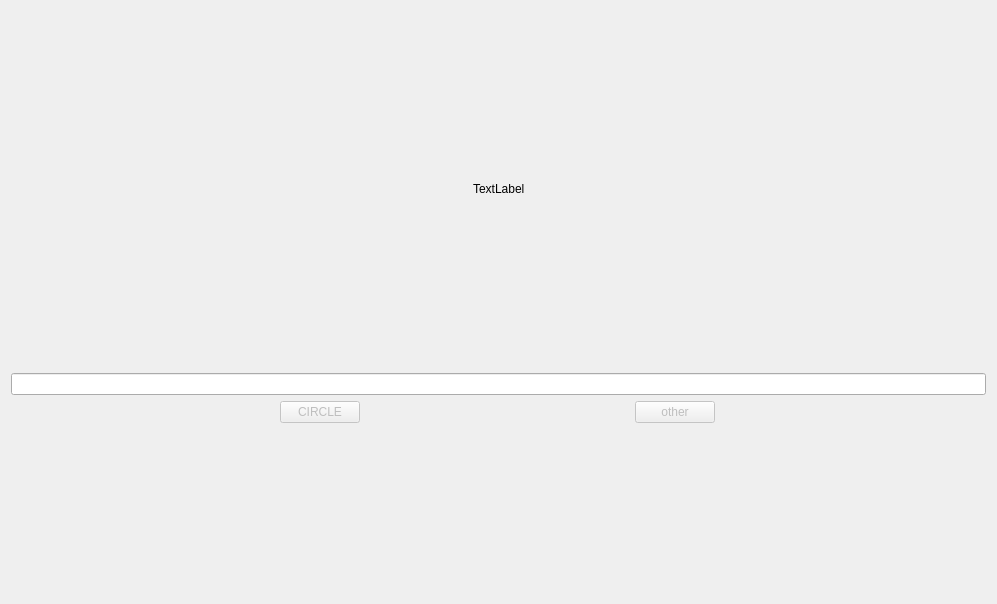
Mactarvish/ImageMarker, file ImageMarker.ui: the form before one commit.
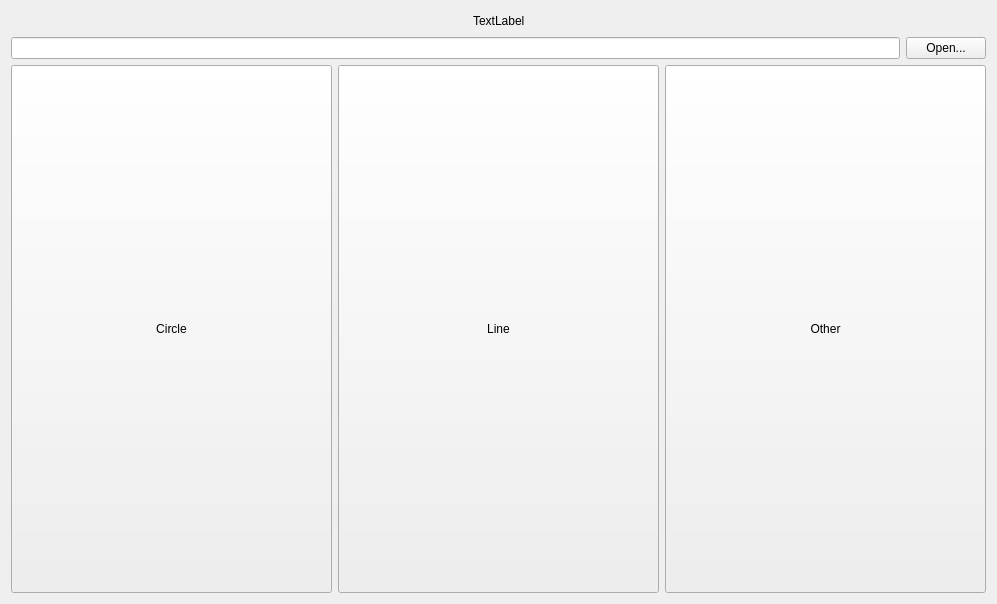
The form after the commit.

Diff of the .ui file:
```diff
--- a/ImageMarker.ui
+++ b/ImageMarker.ui
@@ -58,7 +58,10 @@
     </layout>
    </item>
    <item row="1" column="0">
-    <layout class="QVBoxLayout" name="verticalLayout">
+    <layout class="QHBoxLayout" name="horizontalLayout_3">
+     <property name="sizeConstraint">
+      <enum>QLayout::SetDefaultConstraint</enum>
+     </property>
      <item>
       <widget class="QLineEdit" name="lineEdit">
        <property name="focusPolicy">
@@ -70,14 +73,26 @@
       </widget>
      </item>
      <item>
+      <widget class="QPushButton" name="button_open">
+       <property name="focusPolicy">
+        <enum>Qt::NoFocus</enum>
+       </property>
+       <property name="text">
+        <string>Open...</string>
+       </property>
+      </widget>
+     </item>
+    </layout>
+   </item>
+   <item row="2" column="0">
       <layout class="QHBoxLayout" name="horizontalLayout">
        <item>
         <widget class="QPushButton" name="pushButton">
          <property name="enabled">
-          <bool>false</bool>
+        <bool>true</bool>
          </property>
          <property name="sizePolicy">
-          <sizepolicy hsizetype="Fixed" vsizetype="Fixed">
+        <sizepolicy hsizetype="Expanding" vsizetype="Preferred">
            <horstretch>0</horstretch>
            <verstretch>0</verstretch>
           </sizepolicy>
@@ -86,17 +101,39 @@
           <enum>Qt::NoFocus</enum>
          </property>
          <property name="text">
-          <string>CIRCLE</string>
-         </property>
+        <string>Circle</string>
+       </property>
+       <property name="shortcut">
+        <string>1</string>
+       </property>
         </widget>
        </item>
        <item>
-        <widget class="QPushButton" name="pushButton_2">
+      <widget class="QPushButton" name="button_line">
+       <property name="sizePolicy">
+        <sizepolicy hsizetype="Expanding" vsizetype="Preferred">
+         <horstretch>0</horstretch>
+         <verstretch>0</verstretch>
+        </sizepolicy>
+       </property>
+       <property name="focusPolicy">
+        <enum>Qt::NoFocus</enum>
+       </property>
+       <property name="text">
+        <string>Line</string>
+       </property>
+       <property name="shortcut">
+        <string>2</string>
+       </property>
+      </widget>
+     </item>
+     <item>
+      <widget class="QPushButton" name="button_other">
          <property name="enabled">
-          <bool>false</bool>
+        <bool>true</bool>
          </property>
          <property name="sizePolicy">
-          <sizepolicy hsizetype="Fixed" vsizetype="Fixed">
+        <sizepolicy hsizetype="Expanding" vsizetype="Preferred">
            <horstretch>0</horstretch>
            <verstretch>0</verstretch>
           </sizepolicy>
@@ -105,11 +142,12 @@
           <enum>Qt::NoFocus</enum>
          </property>
          <property name="text">
-          <string>other</string>
-         </property>
-        </widget>
-       </item>
-      </layout>
+        <string>Other</string>
+       </property>
+       <property name="shortcut">
+        <string>3</string>
+       </property>
+      </widget>
      </item>
     </layout>
    </item>
```
Left out of the diff: 4 changed lines with no effect on the pictures. Lines whose indentation alone changed are shown as unchanged.
